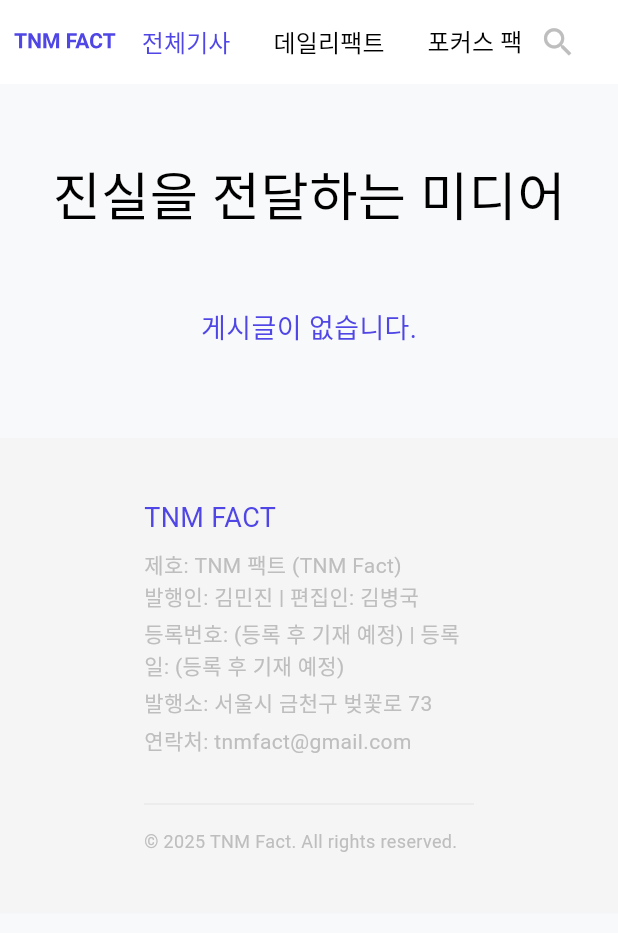
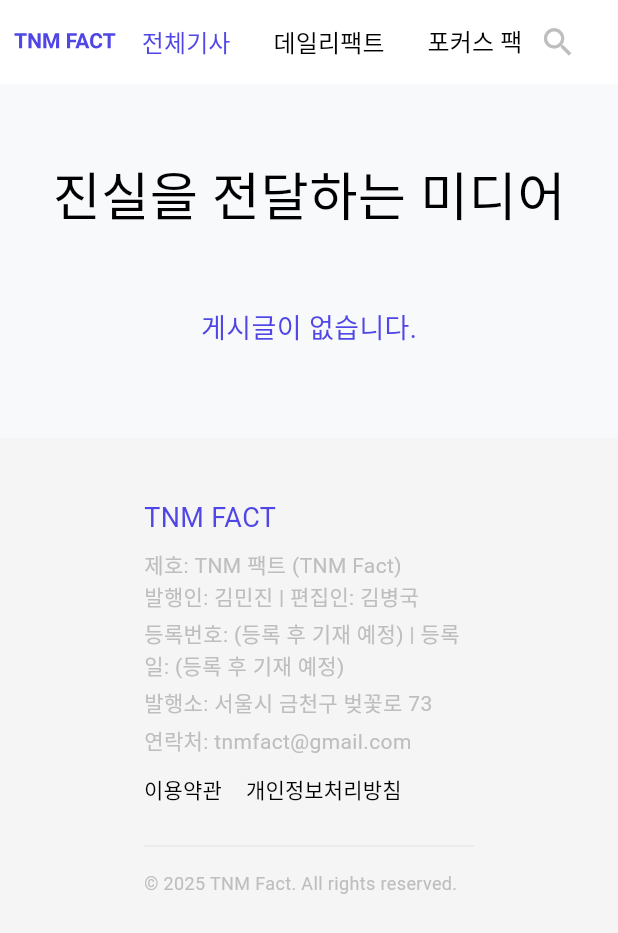
Before and after one commit to KimMinJin63/WebTNMFact, a Flutter app: the screen it shows after launch, on a phone screen of 412 x 824 dp. Shown: the top 933 px of the screen. Run offline on Flutter 3.47's test engine with Material 3 defaults, Android fonts, the phone set to English and light mode, and no system bars; drawn by our look-alikes of auto_size_text; our stand-ins replace cloud_firestore, firebase_auth, firebase_core, fl_chart, flutter_screenutil, flutter_svg and 2 more; accounts and stored records are empty; Roboto replaces fonts that are missing (PretendardBold, PretendardRegular).

Commit message:
/admin 페이지 이동 기능 추가 및 푸터에 이용약관, 개인정보처리 추가 및 로고 수정

```diff
--- a/lib/controller/login_controller.dart
+++ b/lib/controller/login_controller.dart
@@ -33,7 +33,7 @@ class LoginController extends GetxController {
       adminController.isCreate.value = false;
       adminController.isEditing.value = false;
       // Get.offAllNamed(AdminPage.route);
-      Get.offAllNamed(AdminLayoutPage.route);
+      Get.offAllNamed('/admin/home');
     } on FirebaseAuthException catch (e) {
       print("FirebaseAuthException: ${e.code} / ${e.message}");
     } catch (e) {
--- a/lib/main.dart
+++ b/lib/main.dart
@@ -15,8 +15,10 @@ import 'package:tnm_fact/view/page/home_page.dart';
 import 'package:tnm_fact/view/page/login_page.dart';
 import 'package:intl/date_symbol_data_local.dart';
 import 'package:intl/intl.dart';
+import 'package:flutter_web_plugins/flutter_web_plugins.dart';
 
 void main() async {
+  setUrlStrategy(PathUrlStrategy());
   WidgetsBinding widgetsBinding = WidgetsFlutterBinding.ensureInitialized();
   await Firebase.initializeApp(
     options: DefaultFirebaseOptions.currentPlatform,
@@ -51,8 +53,13 @@ class MyApp extends StatelessWidget {
             colorScheme: ColorScheme.fromSeed(seedColor: Colors.deepPurple),
             useMaterial3: true,
           ),
-          home: const HomePage(),
-          // home: const AdminLayoutPage(),
+          initialRoute: '/',
+          // getPages: [
+          //   GetPage(name: '/', page: () => const HomePage()),
+          //   GetPage(name: '/admin', page: () => const LoginPage()),
+          //   GetPage(name: '/admin/home', page: () => const AdminLayoutPage()),
+          // ],
+           // home: const AdminLayoutPage(),
           // home: const LoginPage(),
           getPages: AppPages.pages,
           // home: const HomePage(),
--- a/lib/utils/app_pages.dart
+++ b/lib/utils/app_pages.dart
@@ -8,48 +8,17 @@ import 'package:tnm_fact/view/page/detail_page.dart';
 import 'package:tnm_fact/view/page/edit_page.dart';
 import 'package:tnm_fact/view/page/home_page.dart';
 import 'package:tnm_fact/view/page/login_page.dart';
+import 'package:tnm_fact/view/page/privacy_policy_page.dart';
+import 'package:tnm_fact/view/page/terms_of_service_page.dart';
 
-class AppPages{
+class AppPages {
   static final pages = [
- GetPage(
-        name: AppRoutes.login,
-        page: () => const LoginPage(),
-        transition: Transition.fadeIn),
- GetPage(
-        name: AppRoutes.admin,
-        page: () => const AdminPage(),
-        transition: Transition.fadeIn),
- GetPage(
-        name: AppRoutes.home,
-        page: () => const HomePage(),
-        transition: Transition.fadeIn),
- GetPage(
-        name: AppRoutes.create,
-        page: () => const CreatePage(),
-        transition: Transition.fadeIn),
- GetPage(
-        name: AppRoutes.edit,
-        page: () => EditPage(),
-        transition: Transition.fadeIn),
-//  GetPage(
-//         name: AppRoutes.detail,
-//         page: () => const DetailPage(),
-//         transition: Transition.fadeIn),
- GetPage(
-        name: AppRoutes.dash,
-        page: () => const DashBoardPage(),
-        transition: Transition.fadeIn),
- GetPage(
-        name: AppRoutes.layout,
-        page: () => const AdminLayoutPage(),
-        transition: Transition.fadeIn),
-//  GetPage(
-//         name: AppRoutes.erase,
-//         page: () => const ErasePage(),
-//         transition: Transition.fadeIn),
-//  GetPage(
-//         name: AppRoutes.category,
-//         page: () => const CategoryList(),
-//         transition: Transition.fadeIn),
+    GetPage(name: AppRoutes.home, page: () => const HomePage()),
+    GetPage(name: AppRoutes.login, page: () => const LoginPage()),
+    GetPage(name: AppRoutes.layout, page: () => const AdminLayoutPage()),
+
+    // 독립 라우트만 추가
+    GetPage(name: AppRoutes.service, page: () => TermsOfServicePage()),
+    GetPage(name: AppRoutes.privacy, page: () => PrivacyPolicyPage()),
   ];
 }
--- a/lib/utils/app_routes.dart
+++ b/lib/utils/app_routes.dart
@@ -6,14 +6,18 @@ import 'package:tnm_fact/view/page/detail_page.dart';
 import 'package:tnm_fact/view/page/edit_page.dart';
 import 'package:tnm_fact/view/page/home_page.dart';
 import 'package:tnm_fact/view/page/login_page.dart';
+import 'package:tnm_fact/view/page/privacy_policy_page.dart';
+import 'package:tnm_fact/view/page/terms_of_service_page.dart';
 
 class AppRoutes {
-  static const login = LoginPage.route; //로그인
-  static const admin = AdminPage.route; //어드민 페이지
-  static const home = HomePage.route; // 메인 페이지
-  static const create = CreatePage.route; // 작성 페이지
-  static const edit = EditPage.route; // 수정 페이지
+  static const login = '/admin'; //로그인
+  // static const admin = '/adminHome'; //어드민 페이지
+  static const home = '/'; // 메인 페이지
+  // static const create = '/create'; // 작성 페이지
+  // static const edit = '/edit'; // 수정 페이지
   // static const detail = DetailPage.route; // 수정 페이지
-  static const dash = DashBoardPage.route; // 수정 페이지
-  static const layout = AdminLayoutPage.route; // 수정 페이지
+  // static const dash = '/dash'; // 수정 페이지
+  static const layout = '/admin/home'; // 수정 페이지
+  static const service = '/service'; // 수정 페이지
+  static const privacy = '/privacy'; // 수정 페이지
 }
--- a/lib/view/page/admin_layout_page.dart
+++ b/lib/view/page/admin_layout_page.dart
@@ -1,3 +1,4 @@
+import 'package:firebase_auth/firebase_auth.dart';
 import 'package:flutter/material.dart';
 import 'package:flutter_screenutil/flutter_screenutil.dart';
 import 'package:get/get.dart';
@@ -13,10 +14,18 @@ import 'package:tnm_fact/view/page/home_page.dart';
 
 class AdminLayoutPage extends StatelessWidget {
   const AdminLayoutPage({super.key});
-  static const String route = '/layout';
+  static const String route = '/admin/home';
 
   @override
   Widget build(BuildContext context) {
+    final user = FirebaseAuth.instance.currentUser;
+
+  if (user == null) {
+    // 화면 그리기 전에 즉시 리다이렉트
+    Future.microtask(() => Get.offAllNamed('/admin'));
+    return const SizedBox.shrink(); // 아무것도 렌더링하지 않음
+  }
+
     final AdminController controller = Get.find<AdminController>();
     final screenWidth = ScreenUtil().screenWidth;
     final bool isExtended = screenWidth > 600; // 기준 너비
--- a/lib/view/page/admin_page.dart
+++ b/lib/view/page/admin_page.dart
@@ -14,7 +14,7 @@ import 'package:tnm_fact/view/widget/app_post_title.dart';
 
 class AdminPage extends GetView<AdminController> {
   const AdminPage({super.key});
-  static const String route = '/admin';
+  // static const String route = '/adminHome';
 
   @override
   Widget build(BuildContext context) {
--- a/lib/view/page/create_page.dart
+++ b/lib/view/page/create_page.dart
@@ -11,7 +11,7 @@ import 'package:tnm_fact/view/widget/%08app_checkbox.dart';
 
 class CreatePage extends GetView<CreateController> {
   const CreatePage({super.key});
-  static const String route = '/create';
+  // static const String route = '/create';
 
   @override
   Widget build(BuildContext context) {
--- a/lib/view/page/dash_board_page.dart
+++ b/lib/view/page/dash_board_page.dart
@@ -10,7 +10,7 @@ import 'package:tnm_fact/view/widget/app_visit_table.dart';
 
 class DashBoardPage extends StatelessWidget {
   const DashBoardPage({super.key});
-  static const route = '/dash';
+  // static const route = '/dash';
 
   @override
   Widget build(BuildContext context) {
--- a/lib/view/page/edit_page.dart
+++ b/lib/view/page/edit_page.dart
@@ -14,7 +14,7 @@ import 'package:tnm_fact/view/widget/%08app_checkbox.dart';
 
 class EditPage extends GetView<EditController> {
   const EditPage({super.key});
-  static const String route = '/edit';
+  // static const String route = '/edit';
 
   @override
   Widget build(BuildContext context) {
--- a/lib/view/page/home_page.dart
+++ b/lib/view/page/home_page.dart
@@ -11,7 +11,10 @@ import 'package:intl/intl.dart';
 import 'package:tnm_fact/controller/admin_controller.dart';
 import 'package:tnm_fact/controller/home_controller.dart';
 import 'package:tnm_fact/utils/app_color.dart';
+import 'package:tnm_fact/utils/app_routes.dart';
 import 'package:tnm_fact/utils/app_text_style.dart';
+import 'package:tnm_fact/view/page/privacy_policy_page.dart';
+import 'package:tnm_fact/view/page/terms_of_service_page.dart';
 import 'package:tnm_fact/view/widget/app_title_button.dart';
 
 // ✅ 내부 상세 페이지 위젯 import 제거됨
@@ -19,7 +22,7 @@ import 'package:tnm_fact/view/widget/app_title_button.dart';
 
 class HomePage extends GetView<HomeController> {
   const HomePage({super.key});
-  static const route = '/homepage';
+  static const route = '/';
 
   // 카테고리별 색상 반환 함수
   static Color getCategoryColor(String category) {
@@ -218,12 +221,12 @@ class HomePage extends GetView<HomeController> {
                               padding: EdgeInsets.zero,
                               onPressed: () async {
                                 print('검색 아이콘 클릭됨');
-                                if (controller.searchController.text
-                                    .isNotEmpty) {
+                                if (controller
+                                    .searchController.text.isNotEmpty) {
                                   await controller.findPost();
                                 } else {
-                                  await _reloadTabData(
-                                      controller, controller.selectedIndex.value);
+                                  await _reloadTabData(controller,
+                                      controller.selectedIndex.value);
                                 }
                               },
                               icon: Icon(Icons.search,
@@ -388,8 +391,8 @@ class HomePage extends GetView<HomeController> {
                                       crossAxisCount: crossCount,
                                       aspectRatio: aspectRatio,
                                       maxRows: sections[i].maxRows,
-                                      onMore: () =>
-                                          controller.selectTab(sections[i].tabIndex),
+                                      onMore: () => controller
+                                          .selectTab(sections[i].tabIndex),
                                     ),
                                     if (i != sections.length - 1) ...[
                                       const SizedBox(height: 40),
@@ -443,8 +446,7 @@ class HomePage extends GetView<HomeController> {
     }
   }
 
-  Future<void> _reloadTabData(
-      HomeController controller, int tabIndex) async {
+  Future<void> _reloadTabData(HomeController controller, int tabIndex) async {
     switch (tabIndex) {
       case 0:
         await controller.loadAllPosts();
@@ -507,8 +509,8 @@ class HomePage extends GetView<HomeController> {
                           ),
                           focusedBorder: OutlineInputBorder(
                             borderRadius: BorderRadius.circular(12.r),
-                            borderSide: BorderSide(
-                                color: AppColor.primary, width: 2.w),
+                            borderSide:
+                                BorderSide(color: AppColor.primary, width: 2.w),
                           ),
                           contentPadding: EdgeInsets.symmetric(
                             horizontal: 16.w,
@@ -535,8 +537,7 @@ class HomePage extends GetView<HomeController> {
                       icon: Icon(
                         Icons.search,
                         color: AppColor.primary,
-                        size: 28
-                        ,
+                        size: 28,
                       ),
                     ),
                   ],
@@ -665,7 +666,6 @@ Widget _buildPostGrid({
 Widget _buildPostCard({
   required HomeController controller,
   required Map<String, dynamic> post,
-
 }) {
   final timestamp = post['date'];
   String formattedDate = '';
@@ -842,7 +842,8 @@ class DetailView extends StatelessWidget {
                     child: Text(
                       post['category'] ?? '',
                       style: AppTextStyle.koSemiBold14().copyWith(
-                        color: HomePage.getCategoryColor(post['category'] ?? ''),
+                        color:
+                            HomePage.getCategoryColor(post['category'] ?? ''),
                       ),
                     ),
                   ),
@@ -894,42 +895,77 @@ Widget _buildFooter() {
               // --- 발행 정보 ---
               Text(
                 '제호: TNM 팩트 (TNM Fact)',
-                style: AppTextStyle.koRegular14()
-                    .copyWith(color: AppColor.grey),
+                style:
+                    AppTextStyle.koRegular14().copyWith(color: AppColor.grey),
               ),
               Text(
                 '발행인: 김민진 | 편집인: 김병국',
-                style: AppTextStyle.koRegular14()
-                    .copyWith(color: AppColor.grey),
+                style:
+                    AppTextStyle.koRegular14().copyWith(color: AppColor.grey),
               ),
               const SizedBox(height: 4),
               Text(
                 '등록번호: (등록 후 기재 예정) | 등록일: (등록 후 기재 예정)',
-                style: AppTextStyle.koRegular14()
-                    .copyWith(color: AppColor.grey),
+                style:
+                    AppTextStyle.koRegular14().copyWith(color: AppColor.grey),
               ),
               const SizedBox(height: 4),
               Text(
                 '발행소: 서울시 금천구 벚꽃로 73',
-                style: AppTextStyle.koRegular14()
-                    .copyWith(color: AppColor.grey),
+                style:
+                    AppTextStyle.koRegular14().copyWith(color: AppColor.grey),
               ),
               const SizedBox(height: 4),
               Text(
                 '연락처: tnmfact@gmail.com',
+                style:
+                    AppTextStyle.koRegular14().copyWith(color: AppColor.grey),
+              ),
+                            const SizedBox(height: 12),
+
+              Row(
+                children: [
+                  TextButton(
+                      style: TextButton.styleFrom(
+    padding: EdgeInsets.zero,       // 내부 패딩 제거
+    minimumSize: Size.zero,         // 최소 터치 영역 제거
+    tapTargetSize: MaterialTapTargetSize.shrinkWrap, // 높이 축소
+  ),
+                    onPressed: () => Get.toNamed(AppRoutes.service),
+                    child: Text(
+                      '이용약관',
                       style: AppTextStyle.koRegular14()
-                    .copyWith(color: AppColor.grey),
+                          .copyWith(color: AppColor.black),
+                    ),
+                  ),
+                  SizedBox(
+                    width: 16,
+                  ),
+                  TextButton(
+                    style: TextButton.styleFrom(
+                      padding: EdgeInsets.zero, // 내부 패딩 제거
+                      minimumSize: Size.zero, // 최소 터치 영역 제거
+                      tapTargetSize: MaterialTapTargetSize.shrinkWrap, // 높이 축소
+                    ),
+                    onPressed: () => Get.toNamed(AppRoutes.privacy),
+                    child: Text(
+                      '개인정보처리방침',
+                      style: AppTextStyle.koRegular14()
+                          .copyWith(color: AppColor.black),
+                    ),
+                  ),
+                ],
               ),
 
               // --- 구분선 ---
-              const SizedBox(height: 16),
+              const SizedBox(height: 12),
               Divider(height: 32, color: AppColor.lightGrey),
 
               // --- 저작권 문구 ---
               Text(
                 '© 2025 TNM Fact. All rights reserved.',
-                style: AppTextStyle.koRegular12()
-                    .copyWith(color: AppColor.grey),
+                style:
+                    AppTextStyle.koRegular12().copyWith(color: AppColor.grey),
               ),
             ],
           ),
--- a/lib/view/page/login_page.dart
+++ b/lib/view/page/login_page.dart
@@ -7,7 +7,7 @@ import 'package:tnm_fact/utils/app_color.dart';
 
 class LoginPage extends GetView<LoginController> {
   const LoginPage({super.key});
-  static const route = '/login';
+  static const route = '/admin';
 
   @override
   Widget build(BuildContext context) {
--- /dev/null
+++ b/lib/view/page/privacy_policy_page.dart
@@ -0,0 +1,64 @@
+import 'package:flutter/material.dart';
+import 'package:tnm_fact/utils/app_color.dart';
+
+class PrivacyPolicyPage extends StatelessWidget {
+  const PrivacyPolicyPage({super.key});
+  static const route = '/privacy';
+
+  @override
+  Widget build(BuildContext context) {
+    return Scaffold(
+      backgroundColor: AppColor.white,
+      body: SafeArea(child: Padding(
+        padding: const EdgeInsets.all(60.0),
+        child: Text('''TNM 팩트 개인정보처리방침
+
+TNM 팩트(이하 "회사")는 이용자의 개인정보를 중요시하며, 「개인정보보호법」 등 관련 법령을 준수하고 있습니다. 본 방침은 회사가 어떤 정보를 수집하고, 어떻게 이용하는지 알려드립니다.
+
+제1조 (수집하는 개인정보의 항목 및 수집방법)
+회사는 별도의 회원가입 기능을 제공하지 않으므로, 이용자의 성명, 연락처 등 식별 가능한 개인정보를 직접 수집하거나 저장하지 않습니다.
+
+단, 서비스 이용 과정에서 아래와 같은 정보들이 자동으로 생성되어 수집될 수 있습니다.
+
+수집 항목: 쿠키(Cookie), IP 주소, 방문 일시, 서비스 이용 기록, 기기 정보
+
+수집 목적: 서비스 이용 통계 분석, 서버 안정성 확보, 맞춤형 광고(Google AdSense) 제공
+
+제2조 (개인정보의 처리 목적)
+회사는 수집한 정보를 다음의 목적으로만 활용합니다.
+
+웹사이트 접속 빈도 및 방문 시간 분석 (통계)
+
+Google AdSense를 통한 맞춤형 광고 제공
+
+제3조 (개인정보의 제3자 제공)
+회사는 이용자의 개인정보를 원칙적으로 외부에 제공하지 않습니다. 다만, 아래의 경우는 예외로 합니다.
+
+이용자들이 사전에 동의한 경우
+
+법령의 규정에 의거하거나, 수사 목적으로 법령에 정해진 절차와 방법에 따라 수사기관의 요구가 있는 경우
+
+제4조 (자동 수집 장치의 설치·운영 및 거부에 관한 사항)
+회사는 이용자에게 맞춤형 정보를 제공하기 위해 '쿠키(cookie)'를 사용합니다. 특히 구글 애드센스(Google AdSense) 광고 서비스 이용을 위해 구글(제3자)이 이용자의 브라우저에 쿠키를 저장하거나 읽을 수 있습니다.
+
+쿠키란: 웹사이트를 운영하는 데 이용되는 서버가 이용자의 브라우저에 보내는 아주 작은 텍스트 파일로 이용자의 컴퓨터 하드디스크에 저장됩니다.
+
+거부 방법: 이용자는 쿠키 설치에 대한 선택권을 가지고 있습니다. 웹 브라우저 상단의 [설정] > [개인정보 및 보안] 메뉴에서 쿠키 저장을 거부할 수 있습니다. 단, 쿠키 설치를 거부할 경우 일부 서비스 이용에 어려움이 있을 수 있습니다.
+
+구글 광고 맞춤설정 해제: 이용자는 Google의 광고 설정 페이지를 통해 맞춤형 광고 설정을 해제할 수 있습니다.
+
+제5조 (개인정보 보호책임자)
+회사는 개인정보 처리에 관한 업무를 총괄해서 책임지고, 이용자의 고충 처리를 위하여 아래와 같이 개인정보 보호책임자를 지정하고 있습니다.
+
+성명: 김병국 (편집인)
+
+직책: 개인정보 보호책임자 (CPO)
+
+이메일: tnmfact@gmail.com
+
+제6조 (개인정보처리방침의 변경)
+이 개인정보처리방침은 2025년 1월 1일부터 적용됩니다.'''),
+      )),
+    );
+  }
+}
--- /dev/null
+++ b/lib/view/page/terms_of_service_page.dart
@@ -0,0 +1,59 @@
+import 'package:flutter/material.dart';
+import 'package:tnm_fact/utils/app_color.dart';
+
+class TermsOfServicePage extends StatelessWidget {
+  const TermsOfServicePage({super.key});
+  static const route = '/service';
+
+  @override
+  Widget build(BuildContext context) {
+    return Scaffold(
+      backgroundColor: AppColor.white,
+      body: SafeArea(child: Padding(
+        padding: const EdgeInsets.all(60.0),
+        child: Text('''TNM 팩트 서비스 이용약관
+
+제1조 (목적)
+본 약관은 TNM 팩트(이하 "회사"라 함)가 제공하는 웹사이트 및 제반 서비스(이하 "서비스"라 함)의 이용과 관련하여 회사와 이용자의 권리, 의무 및 책임사항을 규정함을 목적으로 합니다.
+
+제2조 (정의)
+"서비스"란 회사가 제공하는 'TNM 팩트' 브랜드의 교육 뉴스, 데이터 분석 리포트 등 온라인 콘텐츠 서비스를 의미합니다.
+
+"이용자"란 서비스에 접속하여 본 약관에 따라 회사가 제공하는 콘텐츠를 이용하는 자를 말합니다.
+
+본 서비스는 별도의 회원가입 절차 없이 누구나 자유롭게 이용할 수 있는 개방형 서비스입니다.
+
+제3조 (저작권의 귀속 및 이용제한)
+회사가 작성한 저작물(텍스트, 이미지, 데이터 분석 도표, 영상 등)에 대한 저작권 및 기타 지적재산권은 회사에 귀속됩니다.
+
+이용자는 서비스를 이용함으로써 얻은 정보를 회사의 사전 승낙 없이 복제, 송신, 출판, 배포, 방송 기타 방법에 의하여 영리 목적으로 이용하거나 제3자에게 이용하게 하여서는 안 됩니다.
+
+인용 시에는 반드시 출처("TNM 팩트")를 명시하여야 하며, 단순 공유(링크)는 자유롭게 허용됩니다.
+
+제4조 (서비스의 내용 및 변경)
+회사는 이용자에게 교육 관련 뉴스 큐레이션(데일리팩트), 데이터 분석 리포트(인사이트팩트) 등의 정보를 제공합니다.
+
+회사는 운영상, 기술상의 필요에 따라 제공하고 있는 서비스의 전부 또는 일부를 수정하거나 중단할 수 있으며, 이에 대하여 이용자에게 별도의 보상을 하지 않습니다.
+
+제5조 (광고의 게재)
+회사는 서비스 운영과 관련하여 서비스 화면에 광고(Google AdSense 등)를 게재할 수 있습니다.
+
+이용자가 서비스상에 게재된 광고를 클릭하여 타 사이트로 이동할 경우, 해당 사이트의 이용약관 및 개인정보처리방침은 회사와 무관합니다.
+
+제6조 (책임의 한계 및 면책)
+회사는 천재지변 또는 이에 준하는 불가항력으로 인하여 서비스를 제공할 수 없는 경우에는 서비스 제공에 관한 책임이 면제됩니다.
+
+회사가 제공하는 모든 콘텐츠(뉴스, 분석 정보 등)는 이용자의 참고 용도로만 제공되며, 정보의 정확성, 신뢰도, 완전성을 보장하지 않습니다.
+
+이용자가 회사가 제공하는 정보를 바탕으로 내린 의사결정이나 행동(학습, 투자, 진로 결정 등)의 결과에 대하여 회사는 어떠한 책임도 지지 않습니다.
+
+제7조 (준거법 및 재판관할)
+본 약관의 해석 및 회사와 이용자 간의 분쟁에 대하여는 대한민국 법을 적용합니다.
+
+서비스 이용과 관련하여 발생한 분쟁에 대한 소송은 민사소송법상의 관할 법원에 제기합니다.
+
+부칙 본 약관은 2025년 1월 1일부터 시행합니다.'''),
+      )),
+    );
+  }
+}
```
Also changed, not shown: firebase.json, pubspec.lock, 4 other files. Lines whose indentation alone changed are shown as unchanged.
